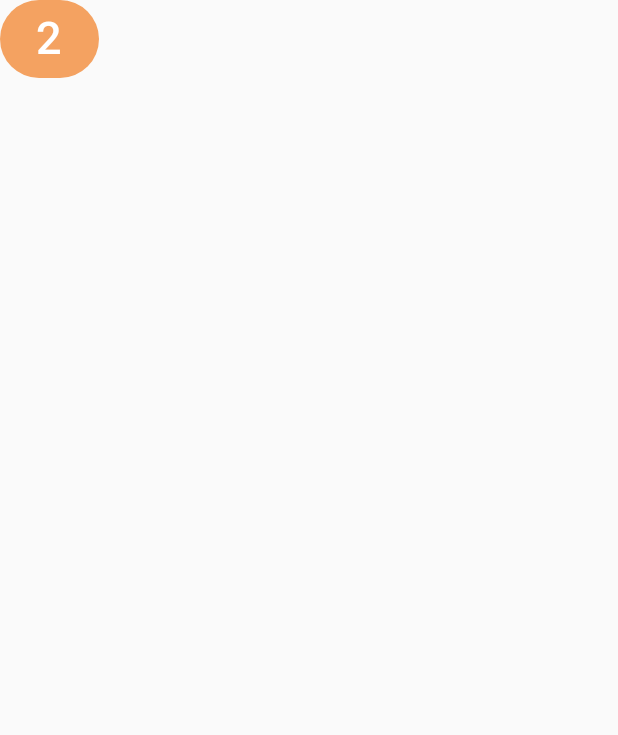
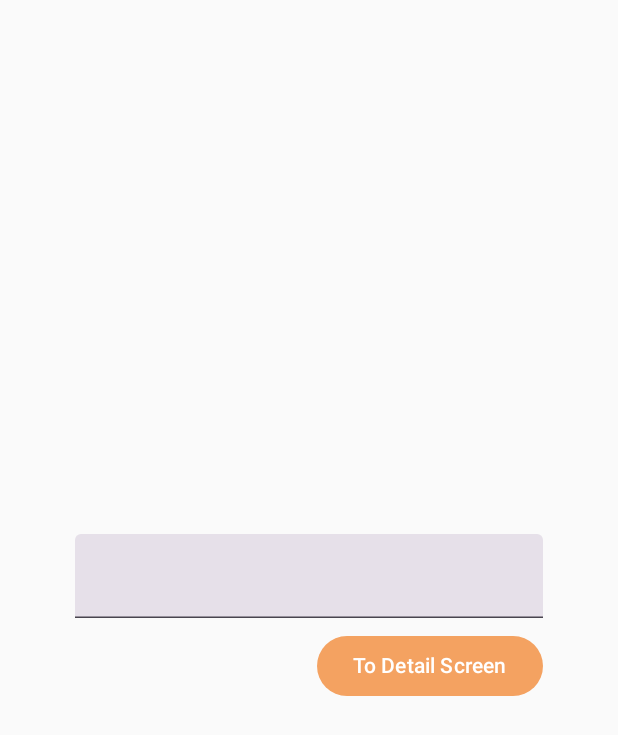
Before and after one commit to JamesAri/bp, an Android app built with Jetpack Compose: the screen it shows after launch (MainActivity), on a phone screen of 412 x 824 dp. Shown: the top 735 px of the screen. Run offline under Robolectric (Android 15) with nearby library versions, the phone set to English and light mode, and no system bars.

Commit message:
navigation demo, animation demo

```diff
--- a/app/build.gradle
+++ b/app/build.gradle
@@ -56,6 +56,7 @@ dependencies {
     implementation "androidx.compose.ui:ui-tooling-preview:$compose_version"
     implementation 'androidx.compose.material3:material3:1.1.0-alpha03'
     implementation 'androidx.lifecycle:lifecycle-viewmodel-compose:2.5.1'
+    implementation 'androidx.navigation:navigation-compose:2.5.3'
     testImplementation 'junit:junit:4.13.2'
     androidTestImplementation 'androidx.test.ext:junit:1.1.4'
     androidTestImplementation 'androidx.test.espresso:espresso-core:3.5.0'
--- /dev/null
+++ b/app/src/main/java/cz/zcu/students/jetpackcomposetestproject/Navigation.kt
@@ -0,0 +1,84 @@
+package cz.zcu.students.jetpackcomposetestproject
+
+import androidx.compose.foundation.layout.*
+import androidx.compose.material3.Button
+import androidx.compose.material3.Text
+import androidx.compose.material3.TextField
+import androidx.compose.runtime.*
+import androidx.compose.ui.Alignment
+import androidx.compose.ui.Modifier
+import androidx.compose.ui.unit.dp
+import androidx.navigation.NavController
+import androidx.navigation.NavType
+import androidx.navigation.compose.NavHost
+import androidx.navigation.compose.composable
+import androidx.navigation.compose.rememberNavController
+import androidx.navigation.navArgument
+
+@Composable
+fun Navigation() {
+    val navController = rememberNavController()
+    NavHost(
+        navController = navController,
+        startDestination = Screen.MainScreen.route
+    ) {
+        composable(route = Screen.MainScreen.route) {
+            MainScreen(navController = navController)
+        }
+        composable(
+//            route = Screen.DetailScreen.route + "?my_arg={my_arg}", // optional argument
+            route = Screen.DetailScreen.route + "/{my_arg}", // required argument
+            arguments = listOf(
+                navArgument("my_arg") {
+                    type = NavType.StringType
+                    defaultValue = "Default Value"
+                    nullable = true
+                }
+            )
+        ) { entry ->
+            DetailScreen(passPropsHere = entry.arguments?.getString("my_arg"))
+        }
+    }
+}
+
+@Composable
+fun MainScreen(navController: NavController) {
+    var text by remember {
+        mutableStateOf("")
+    }
+
+    Column(
+        verticalArrangement = Arrangement.Center,
+        modifier = Modifier
+            .fillMaxSize()
+            .padding(horizontal = 50.dp)
+    ) {
+        TextField(
+            value = text,
+            onValueChange = {
+                text = it
+            },
+            modifier = Modifier.fillMaxWidth()
+        )
+        Spacer(modifier = Modifier.height(8.dp))
+        Button(
+            onClick = {
+                navController.navigate(Screen.DetailScreen.withArgs(text))
+            },
+            modifier = Modifier.align(Alignment.End)
+        ) {
+            Text(text = "To Detail Screen")
+        }
+
+    }
+}
+
+@Composable
+fun DetailScreen(passPropsHere: String?) {
+    Box(
+        modifier = Modifier.fillMaxSize(),
+        contentAlignment = Alignment.Center,
+    ) {
+        Text(text = "Hello, I received these props: $passPropsHere")
+    }
+}
--- /dev/null
+++ b/app/src/main/java/cz/zcu/students/jetpackcomposetestproject/Screen.kt
@@ -0,0 +1,15 @@
+package cz.zcu.students.jetpackcomposetestproject
+
+sealed class Screen(val route: String) {
+    object MainScreen : Screen("main_screen")
+    object DetailScreen : Screen("detail_screen")
+
+    fun withArgs(vararg args: String): String {
+        return buildString {
+            append(route)
+            args.forEach {
+                append("/$it")
+            }
+        }
+    }
+}
```
Also changed, not shown: app/src/main/java/cz/zcu/students/jetpackcomposetestproject/MainActivity.kt (+69 -2 lines).
